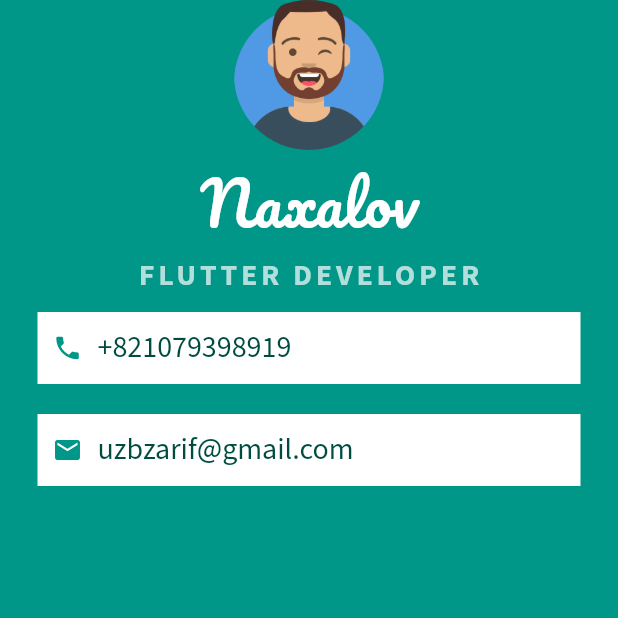
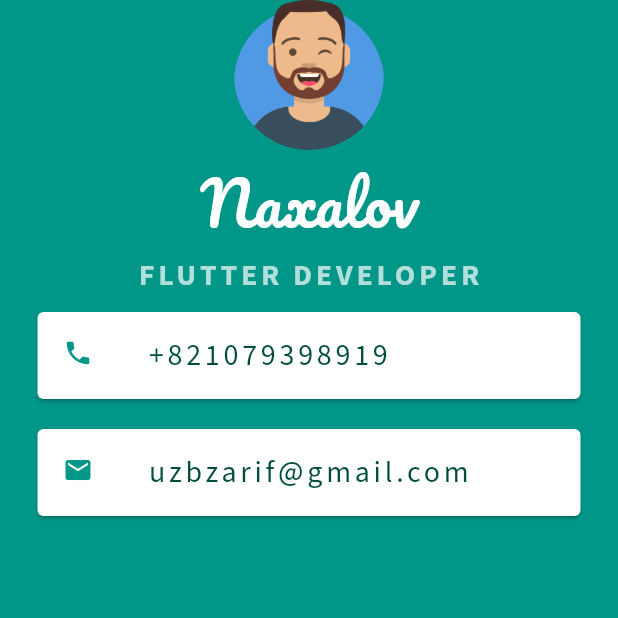
Before and after one commit to Naxalov/micard, a Flutter app: the screen it shows after launch, on a phone screen of 412 x 824 dp, the top half of it. Run offline on Flutter 3.47's test engine with Material 2 defaults, Android fonts, the phone set to English and light mode, and no system bars; our stand-ins replace google_fonts.

Commit message:
change to ListTile

```diff
--- a/lib/main.dart
+++ b/lib/main.dart
@@ -35,54 +35,48 @@ class MyApp extends StatelessWidget {
                 ),
               ),
 //              Phone number
-              Container(
+              Card(
                 color: Colors.white,
-                padding: EdgeInsets.all(10.0),
                 margin: EdgeInsets.symmetric(vertical: 10, horizontal: 25.0),
-                child: Row(
-                  children: <Widget>[
-                    Icon(
+                child: Padding(
+                  padding: EdgeInsets.all(1.0),
+                  child: ListTile(
+                    leading: Icon(
                       Icons.phone,
                       size: 20.0,
                       color: Colors.teal,
                     ),
-                    SizedBox(
-                      width: 10.0,
-                    ),
-                    Text(
+                    title: Text(
                       '+821079398919',
                       style: GoogleFonts.sourceSansPro(
                         color: Colors.teal[900],
-//                        letterSpacing: 2.5,
+                        letterSpacing: 2.5,
                         fontSize: 20.0,
                       ),
                     ),
-                  ],
+                  ),
                 ),
               ),
-              Container(
+              Card(
                 color: Colors.white,
-                padding: EdgeInsets.all(10.0),
                 margin: EdgeInsets.symmetric(vertical: 10, horizontal: 25.0),
-                child: Row(
-                  children: <Widget>[
-                    Icon(
+                child: Padding(
+                  padding: EdgeInsets.all(1.0),
+                  child: ListTile(
+                    leading: Icon(
                       Icons.email,
                       size: 20.0,
                       color: Colors.teal,
                     ),
-                    SizedBox(
-                      width: 10.0,
-                    ),
-                    Text(
+                    title: Text(
                       'uzbzarif@gmail.com',
                       style: GoogleFonts.sourceSansPro(
                         color: Colors.teal[900],
-//                        letterSpacing: 2.5,
+                        letterSpacing: 2.5,
                         fontSize: 20.0,
                       ),
                     ),
-                  ],
+                  ),
                 ),
               ),
             ],
```
